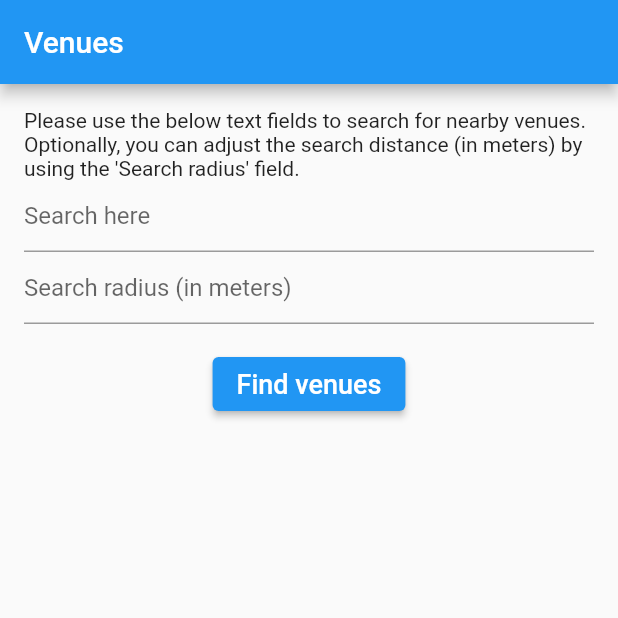
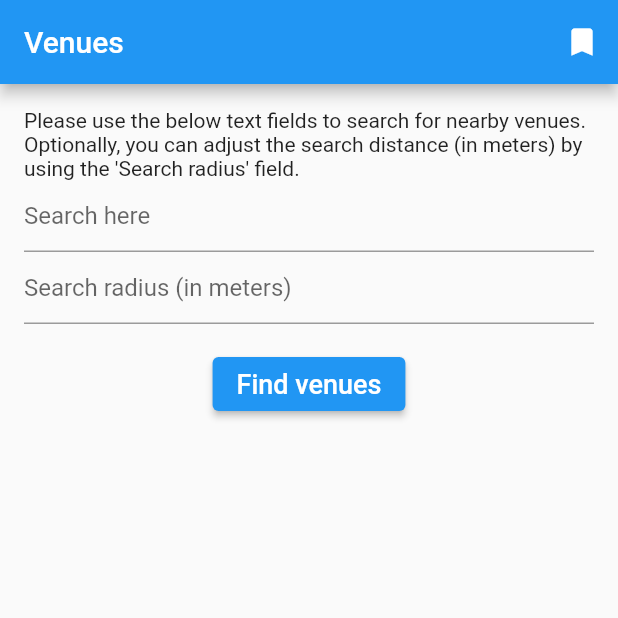
Before and after one commit to RamiroGhise/flutter-foursquare, a Flutter app: the screen it shows after launch, on a phone screen of 412 x 824 dp, the top half of it. Run offline on Flutter 3.47's test engine with Material 2 defaults, Android fonts, the phone set to English and light mode, and no system bars; our stand-ins replace bloc, flutter_bloc, sqflite; missing offline and left inert: current_location; accounts and stored records are empty.

Commit message:
Bookmark a venue and display the bookmarked venues

```diff
--- a/lib/constants/routes.dart
+++ b/lib/constants/routes.dart
@@ -1 +1,2 @@
 const venueDetailsRoute = 'venues/venue-details/';
+const favoriteVenuesRoute = 'venues/favorite-venues/';
--- a/lib/crud/database_constants.dart
+++ b/lib/crud/database_constants.dart
@@ -11,5 +11,5 @@ const createVenuesTable = '''
   CREATE TABLE IF NOT EXISTS "$venuesTableName" (
     "id" INTEGER NOT NULL,
     "remoteId" TEXT NOT NULL UNIQUE,
-  );
-''';
+    PRIMARY KEY("id" AUTOINCREMENT)
+  );''';
--- a/lib/crud/database_venue_model.dart
+++ b/lib/crud/database_venue_model.dart
@@ -25,6 +25,6 @@ class DatabaseVenue {
 
   @override
   String toString() {
-    return 'DatabaseVenue, id: $id, providerId: $venueId';
+    return 'DatabaseVenue, id: $id, venueId: $venueId';
   }
 }
--- a/lib/main.dart
+++ b/lib/main.dart
@@ -2,6 +2,7 @@ import 'package:flutter/material.dart';
 import 'package:flutter_bloc/flutter_bloc.dart';
 import 'package:venues/bloc/venues_bloc.dart';
 import 'package:venues/constants/routes.dart';
+import 'package:venues/views/venues/favorite_venues_view.dart';
 import 'package:venues/views/venues/venue_details_view.dart';
 import 'package:venues/views/venues/venues_view.dart';
 
@@ -24,6 +25,7 @@ class MyApp extends StatelessWidget {
       home: const HomePage(),
       routes: {
         venueDetailsRoute: (context) => const VenueDetailsView(),
+        favoriteVenuesRoute: (context) => const FavoriteVenuesView(),
       },
     );
   }
--- a/lib/views/venues/venue_preview.dart
+++ b/lib/views/venues/venue_preview.dart
@@ -40,50 +40,3 @@ class VenuePreview extends StatelessWidget {
     );
   }
 }
-
-List<Widget> photos = [
-  Padding(
-    padding: const EdgeInsets.symmetric(horizontal: 8.0, vertical: 0.0),
-    child: SizedBox(
-      width: 100,
-      height: 100,
-      child: Container(
-        color: Colors.blue,
-        child: const Text('one'),
-      ),
-    ),
-  ),
-  Padding(
-    padding: const EdgeInsets.symmetric(horizontal: 8.0, vertical: 0.0),
-    child: SizedBox(
-      width: 100,
-      height: 100,
-      child: Container(
-        color: Colors.green,
-        child: const Text('two'),
-      ),
-    ),
-  ),
-  Padding(
-    padding: const EdgeInsets.symmetric(horizontal: 8.0, vertical: 0.0),
-    child: SizedBox(
-      width: 100,
-      height: 100,
-      child: Container(
-        color: Colors.brown,
-        child: const Text('three'),
-      ),
-    ),
-  ),
-  Padding(
-    padding: const EdgeInsets.symmetric(horizontal: 8.0, vertical: 0.0),
-    child: SizedBox(
-      width: 100,
-      height: 100,
-      child: Container(
-        color: Colors.yellow,
-        child: const Text('four'),
-      ),
-    ),
-  ),
-];
--- a/lib/views/venues/venues_view.dart
+++ b/lib/views/venues/venues_view.dart
@@ -42,6 +42,14 @@ class _VenuesViewState extends State<VenuesView> {
     return Scaffold(
       appBar: AppBar(
         title: const Text('Venues'),
+        actions: [
+          IconButton(
+            onPressed: () {
+              Navigator.of(context).pushNamed(favoriteVenuesRoute);
+            },
+            icon: const Icon(Icons.bookmark_outlined),
+          ),
+        ],
       ),
       body: Padding(
         padding: const EdgeInsets.all(16.0),
```
Also changed, not shown: lib/crud/venue_database_service.dart (+57 -5 lines), lib/views/venues/favorite_venues_view.dart (added, +59 -0 lines), lib/views/venues/venue_summary.dart (+29 -3 lines).
